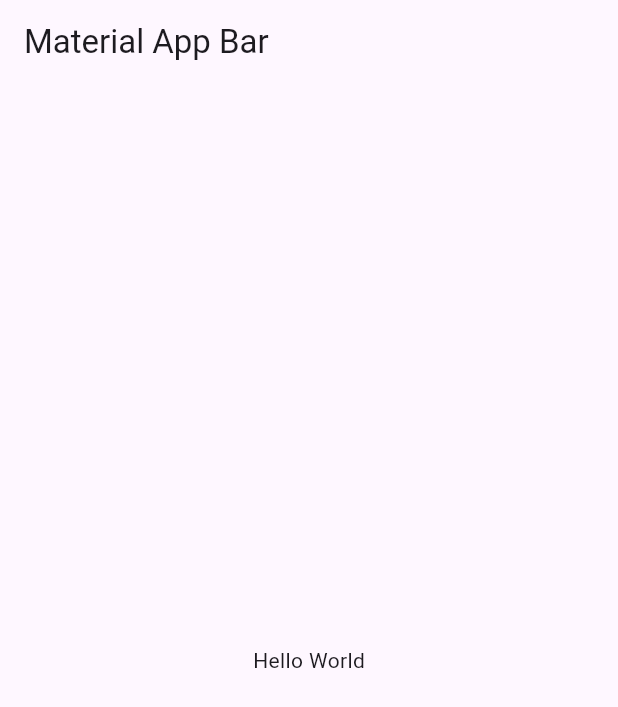
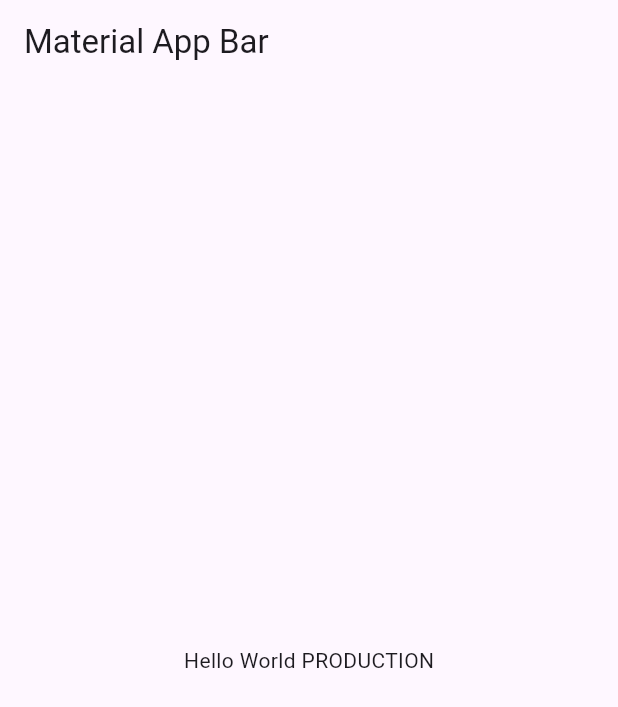
Before and after one commit to electrocamo/ejemplo-flutter, a Flutter app: the screen it shows after launch, on a phone screen of 412 x 824 dp. Shown: the top 707 px of the screen. Run offline on Flutter 3.47's test engine with Material 3 defaults, Android fonts, the phone set to English and light mode, and no system bars.

Commit message:
cambio mensaje PRODUCTION

```diff
--- a/lib/main.dart
+++ b/lib/main.dart
@@ -11,7 +11,7 @@ class MyApp extends StatelessWidget {
       title: 'Material App',
       home: Scaffold(
         appBar: AppBar(title: const Text('Material App Bar')),
-        body: const Center(child: Text('Hello World')),
+        body: const Center(child: Text('Hello World PRODUCTION')),
       ),
     );
   }
```
